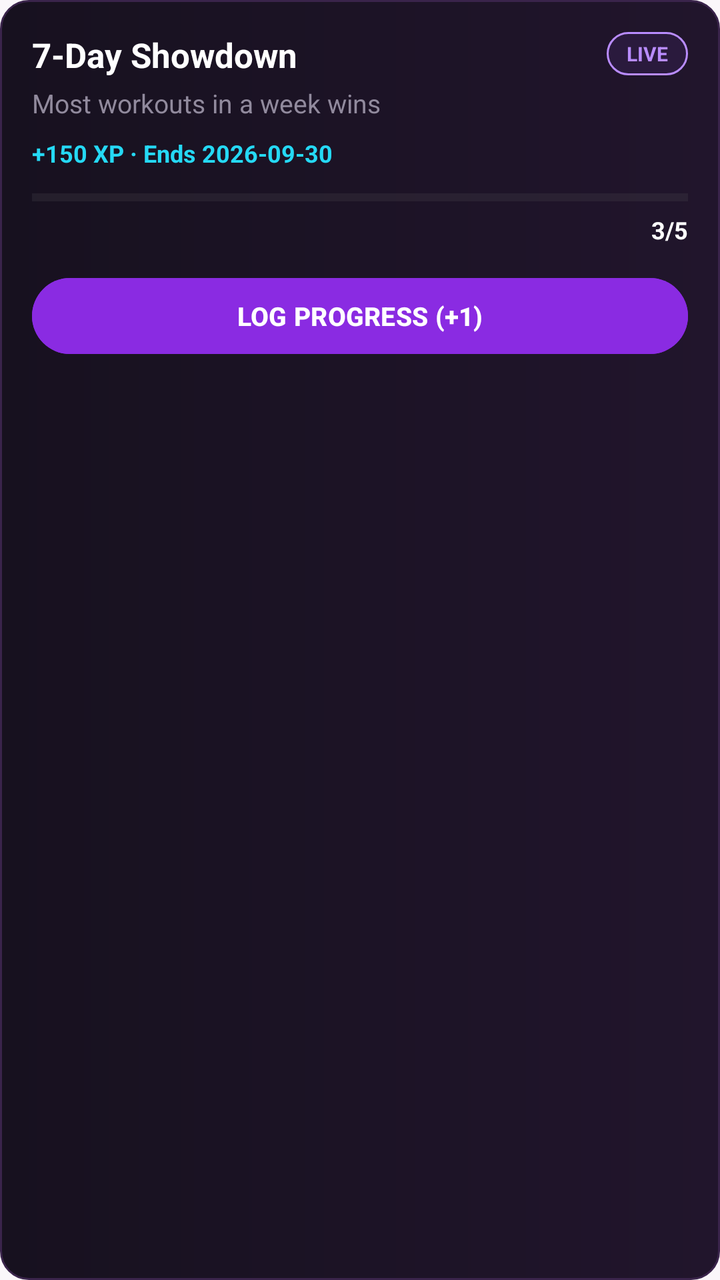
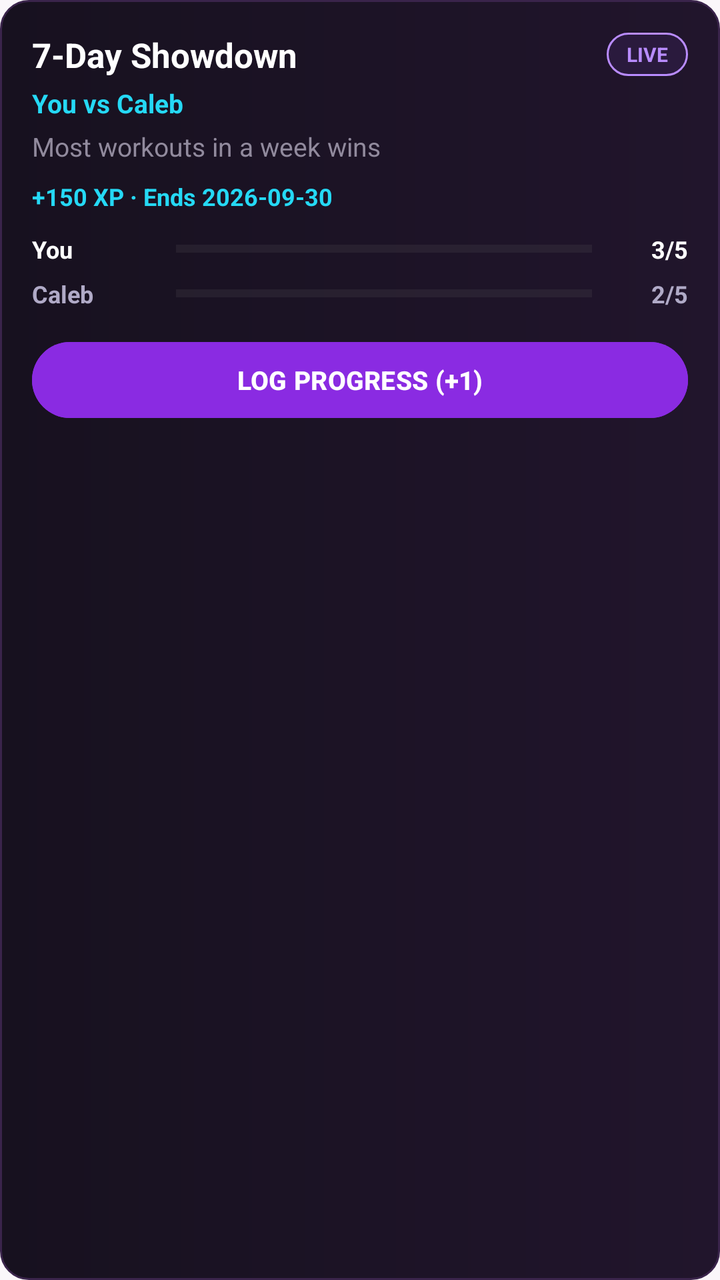

Screens rendered from an Android XML layout before and after an edit, with the pre-edit source and the edit as a unified diff.
<!-- AndroidManifest.xml: application theme Theme.GymLeague -->
<!-- res/layout/item_challenge.xml -->
<?xml version="1.0" encoding="utf-8"?>
<androidx.constraintlayout.widget.ConstraintLayout
    xmlns:android="http://schemas.android.com/apk/res/android"
    xmlns:app="http://schemas.android.com/apk/res-auto"
    android:layout_width="match_parent"
    android:layout_height="wrap_content"
    android:layout_marginBottom="14dp"
    android:background="@drawable/bg_exercise_card"
    android:padding="16dp">

    <TextView
        android:id="@+id/tvChallengeTitle"
        android:layout_width="0dp"
        android:layout_height="wrap_content"
        android:text="7-Day Showdown"
        android:textColor="#FFFFFF"
        android:textSize="17sp"
        android:textStyle="bold"
        app:layout_constraintEnd_toStartOf="@id/tvLiveBadge"
        app:layout_constraintStart_toStartOf="parent"
        app:layout_constraintTop_toTopOf="parent" />

    <TextView
        android:id="@+id/tvLiveBadge"
        android:layout_width="wrap_content"
        android:layout_height="wrap_content"
        android:background="@drawable/bg_live_badge"
        android:paddingStart="10dp"
        android:paddingTop="4dp"
        android:paddingEnd="10dp"
        android:paddingBottom="4dp"
        android:text="LIVE"
        android:textColor="#B98CFF"
        android:textSize="10sp"
        android:textStyle="bold"
        app:layout_constraintEnd_toEndOf="parent"
        app:layout_constraintTop_toTopOf="parent" />

    <TextView
        android:id="@+id/tvChallengeDescription"
        android:layout_width="0dp"
        android:layout_height="wrap_content"
        android:layout_marginTop="4dp"
        android:text="Most workouts in a week wins"
        android:textColor="#918A9D"
        android:textSize="13sp"
        app:layout_constraintEnd_toEndOf="parent"
        app:layout_constraintStart_toStartOf="parent"
        app:layout_constraintTop_toBottomOf="@id/tvChallengeTitle" />

    <TextView
        android:id="@+id/tvChallengeMeta"
        android:layout_width="0dp"
        android:layout_height="wrap_content"
        android:layout_marginTop="8dp"
        android:text="+150 XP · Ends 2026-09-30"
        android:textColor="#25D9F5"
        android:textSize="12sp"
        android:textStyle="bold"
        app:layout_constraintEnd_toEndOf="parent"
        app:layout_constraintStart_toStartOf="parent"
        app:layout_constraintTop_toBottomOf="@id/tvChallengeDescription" />

    <ProgressBar
        android:id="@+id/progressChallenge"
        style="?android:attr/progressBarStyleHorizontal"
        android:layout_width="0dp"
        android:layout_height="8dp"
        android:layout_marginTop="10dp"
        android:progressTint="#8A2BE2"
        app:layout_constraintEnd_toEndOf="parent"
        app:layout_constraintStart_toStartOf="parent"
        app:layout_constraintTop_toBottomOf="@id/tvChallengeMeta" />

    <TextView
        android:id="@+id/tvChallengeProgress"
        android:layout_width="wrap_content"
        android:layout_height="wrap_content"
        android:layout_marginTop="4dp"
        android:text="3/5"
        android:textColor="#FFFFFF"
        android:textSize="12sp"
        android:textStyle="bold"
        app:layout_constraintEnd_toEndOf="parent"
        app:layout_constraintTop_toBottomOf="@id/progressChallenge" />

    <Button
        android:id="@+id/btnLogProgress"
        android:layout_width="0dp"
        android:layout_height="46dp"
        android:layout_marginTop="12dp"
        android:backgroundTint="#8A2BE2"
        android:text="LOG PROGRESS (+1)"
        android:textColor="#FFFFFF"
        android:textSize="13sp"
        android:textStyle="bold"
        app:layout_constraintEnd_toEndOf="parent"
        app:layout_constraintStart_toStartOf="parent"
        app:layout_constraintTop_toBottomOf="@id/tvChallengeProgress" />

</androidx.constraintlayout.widget.ConstraintLayout>
<!-- resources referenced by this layout -->
<resources>
  <!-- drawable bg_exercise_card (drawable) -->
  <?xml version="1.0" encoding="utf-8"?>
  <shape xmlns:android="http://schemas.android.com/apk/res/android"
      android:shape="rectangle">
  
      <gradient
          android:angle="0"
          android:startColor="#17111F"
          android:endColor="#21152C" />
  
      <stroke
          android:width="1dp"
          android:color="#3A244B" />
  
      <corners android:radius="14dp" />
  
  </shape>
  <!-- drawable bg_live_badge (drawable) -->
  <?xml version="1.0" encoding="utf-8"?>
  <shape xmlns:android="http://schemas.android.com/apk/res/android"
      android:shape="rectangle">
  
      <solid android:color="#2A1A3D" />
  
      <stroke
          android:width="1dp"
          android:color="#B98CFF" />
  
      <corners android:radius="20dp" />
  
  </shape>
  <style name="Theme.GymLeague" parent="Base.Theme.GymLeague" />
  <style name="Base.Theme.GymLeague" parent="Theme.Material3.DayNight.NoActionBar">
          <item name="colorPrimary">@color/gym_purple</item>
          <item name="colorOnPrimary">@color/white</item>
          <item name="colorPrimaryContainer">@color/gym_purple_container</item>
          <item name="colorOnPrimaryContainer">@color/gym_purple_dark</item>
  
          <item name="colorSecondary">@color/gym_blue</item>
          <item name="colorOnSecondary">@color/white</item>
          <item name="colorSecondaryContainer">@color/gym_blue_container</item>
          <item name="colorOnSecondaryContainer">@color/gym_blue_dark</item>
  
          <item name="colorTertiary">@color/gym_gold</item>
  
          <item name="android:colorBackground">@color/background_light</item>
          <item name="colorOnBackground">@color/on_surface_light</item>
  
          <item name="colorSurface">@color/surface_light</item>
          <item name="colorOnSurface">@color/on_surface_light</item>
  
          <item name="colorError">@color/gym_error</item>
          <item name="colorErrorContainer">@color/gym_error_container</item>
          <item name="colorOnError">@color/white</item>
  
          <item name="android:statusBarColor">@color/gym_purple</item>
          <item name="android:windowLightStatusBar">false</item>
      </style>
  <color name="gym_purple">#6A4FB3</color>
  <color name="white">#FFFFFFFF</color>
  <color name="gym_purple_container">#EDE6FA</color>
  <color name="gym_purple_dark">#4A3080</color>
  <color name="gym_blue">#4A6CF7</color>
  <color name="gym_blue_container">#E3E9FF</color>
  <color name="gym_blue_dark">#2F49C4</color>
  <color name="gym_gold">#FFB300</color>
  <color name="background_light">#FAF7FA</color>
  <color name="on_surface_light">#1C1B1F</color>
  <color name="surface_light">#FFFFFF</color>
  <color name="gym_error">#B3261E</color>
  <color name="gym_error_container">#F9DEDC</color>
</resources>

<!-- the commit's change to res/layout/item_challenge.xml (unified diff, before → after) -->
@@ -1,101 +1,195 @@
 <?xml version="1.0" encoding="utf-8"?>
-<androidx.constraintlayout.widget.ConstraintLayout
+<LinearLayout
     xmlns:android="http://schemas.android.com/apk/res/android"
-    xmlns:app="http://schemas.android.com/apk/res-auto"
     android:layout_width="match_parent"
     android:layout_height="wrap_content"
     android:layout_marginBottom="14dp"
     android:background="@drawable/bg_exercise_card"
+    android:orientation="vertical"
     android:padding="16dp">
 
+    
+    <LinearLayout
+        android:layout_width="match_parent"
+        android:layout_height="wrap_content"
+        android:gravity="center_vertical"
+        android:orientation="horizontal">
+
+        <TextView
+            android:id="@+id/tvChallengeTitle"
+            android:layout_width="0dp"
+            android:layout_height="wrap_content"
+            android:layout_weight="1"
+            android:text="7-Day Showdown"
+            android:textColor="#FFFFFF"
+            android:textSize="17sp"
+            android:textStyle="bold" />
+
+        <TextView
+            android:id="@+id/tvLiveBadge"
+            android:layout_width="wrap_content"
+            android:layout_height="wrap_content"
+            android:layout_marginStart="8dp"
+            android:background="@drawable/bg_live_badge"
+            android:paddingStart="10dp"
+            android:paddingTop="4dp"
+            android:paddingEnd="10dp"
+            android:paddingBottom="4dp"
+            android:text="LIVE"
+            android:textColor="#B98CFF"
+            android:textSize="10sp"
+            android:textStyle="bold" />
+
+    </LinearLayout>
+
+    
     <TextView
-        android:id="@+id/tvChallengeTitle"
-        android:layout_width="0dp"
+        android:id="@+id/tvChallengeVs"
+        android:layout_width="match_parent"
         android:layout_height="wrap_content"
-        android:text="7-Day Showdown"
-        android:textColor="#FFFFFF"
-        android:textSize="17sp"
-        android:textStyle="bold"
-        app:layout_constraintEnd_toStartOf="@id/tvLiveBadge"
-        app:layout_constraintStart_toStartOf="parent"
-        app:layout_constraintTop_toTopOf="parent" />
-
-    <TextView
-        android:id="@+id/tvLiveBadge"
-        android:layout_width="wrap_content"
-        android:layout_height="wrap_content"
-        android:background="@drawable/bg_live_badge"
-        android:paddingStart="10dp"
-        android:paddingTop="4dp"
-        android:paddingEnd="10dp"
-        android:paddingBottom="4dp"
-        android:text="LIVE"
-        android:textColor="#B98CFF"
-        android:textSize="10sp"
-        android:textStyle="bold"
-        app:layout_constraintEnd_toEndOf="parent"
-        app:layout_constraintTop_toTopOf="parent" />
+        android:layout_marginTop="4dp"
+        android:text="You vs Caleb"
+        android:textColor="#25D9F5"
+        android:textSize="13sp"
+        android:textStyle="bold" />
 
     <TextView
         android:id="@+id/tvChallengeDescription"
-        android:layout_width="0dp"
+        android:layout_width="match_parent"
         android:layout_height="wrap_content"
         android:layout_marginTop="4dp"
         android:text="Most workouts in a week wins"
         android:textColor="#918A9D"
-        android:textSize="13sp"
-        app:layout_constraintEnd_toEndOf="parent"
-        app:layout_constraintStart_toStartOf="parent"
-        app:layout_constraintTop_toBottomOf="@id/tvChallengeTitle" />
+        android:textSize="13sp" />
 
     <TextView
         android:id="@+id/tvChallengeMeta"
-        android:layout_width="0dp"
+        android:layout_width="match_parent"
         android:layout_height="wrap_content"
         android:layout_marginTop="8dp"
         android:text="+150 XP · Ends 2026-09-30"
         android:textColor="#25D9F5"
         android:textSize="12sp"
+        android:textStyle="bold" />
+
+    
+    <LinearLayout
+        android:id="@+id/layoutProgress"
+        android:layout_width="match_parent"
+        android:layout_height="wrap_content"
+        android:layout_marginTop="10dp"
+        android:orientation="vertical">
+
+        <LinearLayout
+            android:layout_width="match_parent"
+            android:layout_height="wrap_content"
+            android:gravity="center_vertical"
+            android:orientation="horizontal">
+
+            <TextView
+                android:id="@+id/tvYouLabel"
+                android:layout_width="72dp"
+                android:layout_height="wrap_content"
+                android:ellipsize="end"
+                android:maxLines="1"
+                android:text="You"
+                android:textColor="#FFFFFF"
+                android:textSize="12sp"
+                android:textStyle="bold" />
+
+            <ProgressBar
+                android:id="@+id/progressChallenge"
+                style="?android:attr/progressBarStyleHorizontal"
+                android:layout_width="0dp"
+                android:layout_height="8dp"
+                android:layout_weight="1"
+                android:progressTint="#8A2BE2" />
+
+            <TextView
+                android:id="@+id/tvChallengeProgress"
+                android:layout_width="48dp"
+                android:layout_height="wrap_content"
+                android:gravity="end"
+                android:text="3/5"
+                android:textColor="#FFFFFF"
+                android:textSize="12sp"
+                android:textStyle="bold" />
+
+        </LinearLayout>
+
+        <LinearLayout
+            android:layout_width="match_parent"
+            android:layout_height="wrap_content"
+            android:layout_marginTop="6dp"
+            android:gravity="center_vertical"
+            android:orientation="horizontal">
+
+            <TextView
+                android:id="@+id/tvRivalLabel"
+                android:layout_width="72dp"
+                android:layout_height="wrap_content"
+                android:ellipsize="end"
+                android:maxLines="1"
+                android:text="Caleb"
+                android:textColor="#B0AAC7"
+                android:textSize="12sp"
+                android:textStyle="bold" />
+
+            <ProgressBar
+                android:id="@+id/progressRival"
+                style="?android:attr/progressBarStyleHorizontal"
+                android:layout_width="0dp"
+                android:layout_height="8dp"
+                android:layout_weight="1"
+                android:progressTint="#25D9F5" />
+
+            <TextView
+                android:id="@+id/tvRivalProgress"
+                android:layout_width="48dp"
+                android:layout_height="wrap_content"
+                android:gravity="end"
+                android:text="2/5"
+                android:textColor="#B0AAC7"
+                android:textSize="12sp"
+                android:textStyle="bold" />
+
+        </LinearLayout>
+
+    </LinearLayout>
+
+    
+    <TextView
+        android:id="@+id/tvChallengeNote"
+        android:layout_width="match_parent"
+        android:layout_height="wrap_content"
+        android:layout_marginTop="10dp"
+        android:text="Waiting for Caleb to accept"
+        android:textColor="#FFB300"
+        android:textSize="13sp"
         android:textStyle="bold"
-        app:layout_constraintEnd_toEndOf="parent"
-        app:layout_constraintStart_toStartOf="parent"
-        app:layout_constraintTop_toBottomOf="@id/tvChallengeDescription" />
-
-    <ProgressBar
-        android:id="@+id/progressChallenge"
-        style="?android:attr/progressBarStyleHorizontal"
-        android:layout_width="0dp"
-        android:layout_height="8dp"
-        android:layout_marginTop="10dp"
-        android:progressTint="#8A2BE2"
-        app:layout_constraintEnd_toEndOf="parent"
-        app:layout_constraintStart_toStartOf="parent"
-        app:layout_constraintTop_toBottomOf="@id/tvChallengeMeta" />
-
-    <TextView
-        android:id="@+id/tvChallengeProgress"
-        android:layout_width="wrap_content"
-        android:layout_height="wrap_content"
-        android:layout_marginTop="4dp"
-        android:text="3/5"
-        android:textColor="#FFFFFF"
-        android:textSize="12sp"
-        android:textStyle="bold"
-        app:layout_constraintEnd_toEndOf="parent"
-        app:layout_constraintTop_toBottomOf="@id/progressChallenge" />
+        android:visibility="gone" />
 
     <Button
         android:id="@+id/btnLogProgress"
-        android:layout_width="0dp"
+        android:layout_width="match_parent"
         android:layout_height="46dp"
         android:layout_marginTop="12dp"
         android:backgroundTint="#8A2BE2"
         android:text="LOG PROGRESS (+1)"
         android:textColor="#FFFFFF"
         android:textSize="13sp"
+        android:textStyle="bold" />
+
+    <Button
+        android:id="@+id/btnDeclineChallenge"
+        android:layout_width="match_parent"
+        android:layout_height="46dp"
+        android:layout_marginTop="8dp"
+        android:backgroundTint="#292231"
+        android:text="DECLINE"
+        android:textColor="#FFFFFF"
+        android:textSize="13sp"
         android:textStyle="bold"
-        app:layout_constraintEnd_toEndOf="parent"
-        app:layout_constraintStart_toStartOf="parent"
-        app:layout_constraintTop_toBottomOf="@id/tvChallengeProgress" />
+        android:visibility="gone" />
 
-</androidx.constraintlayout.widget.ConstraintLayout>
+</LinearLayout>
